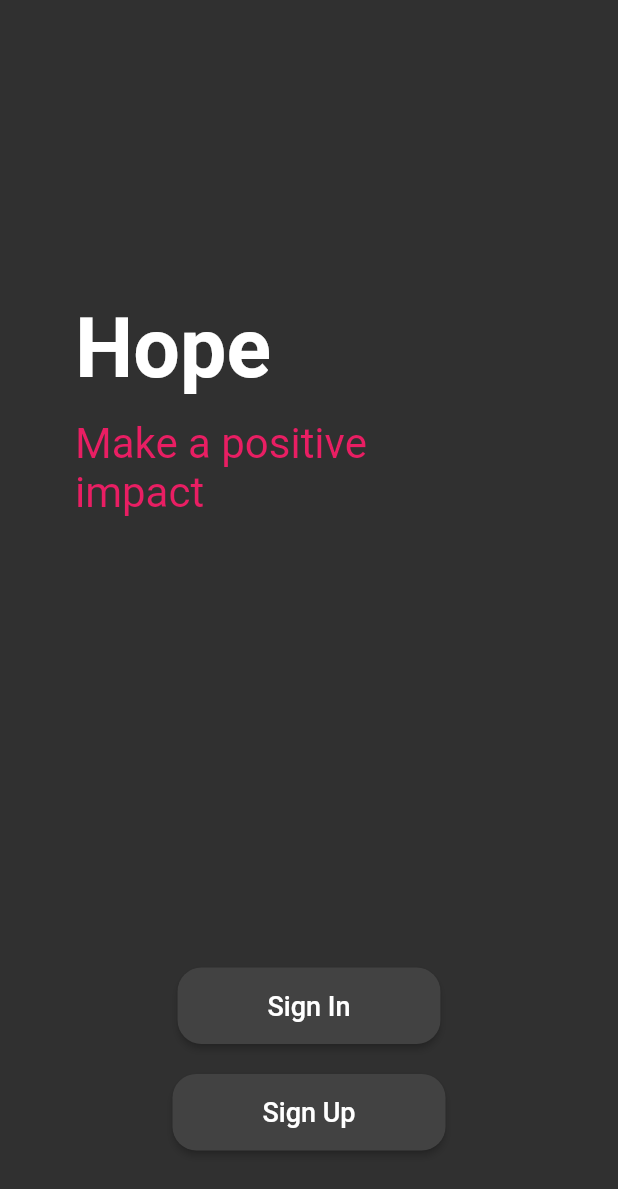
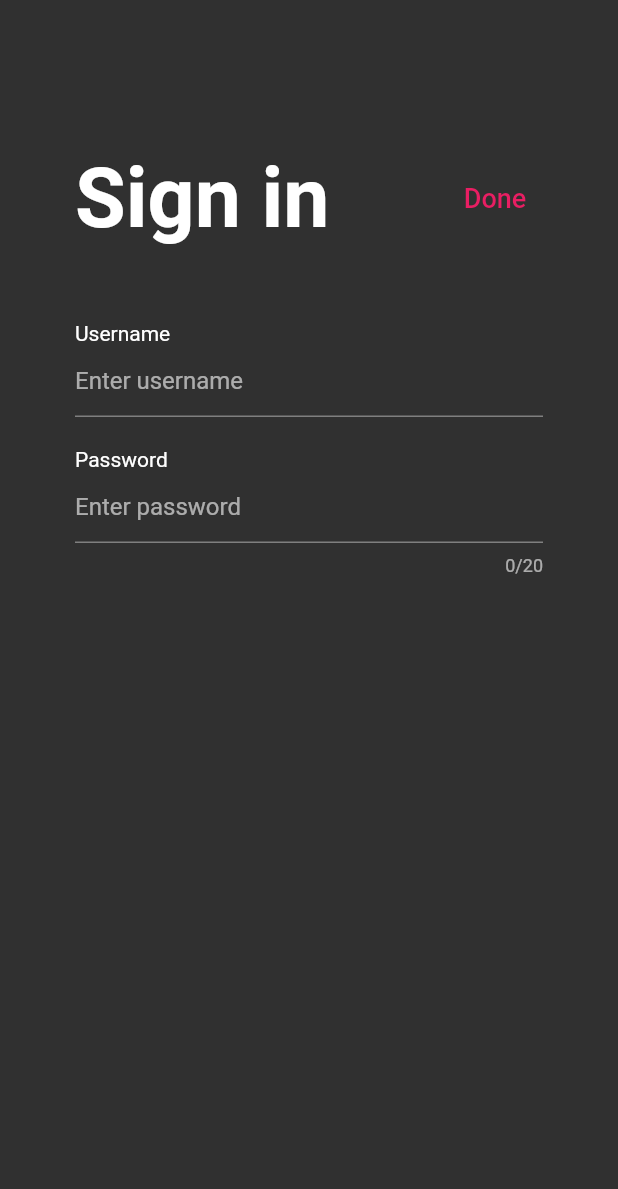
Before and after one commit to kamilgeagea/hope-uoft-hacks-2022, a Flutter app: the screen it shows after launch, after a tap on "Sign In", on a phone screen of 412 x 824 dp. Shown: the top 1189 px of the screen. Run offline on Flutter 3.47's test engine with Material 2 defaults, Android fonts, the phone set to English and light mode, and no system bars.

Commit message:
Connected launch screen to sign in screen Mostsly skeleton stuff still as no backend connection

```diff
--- a/client/lib/main.dart
+++ b/client/lib/main.dart
@@ -15,13 +15,11 @@ class MyApp extends StatelessWidget {
     return MaterialApp(
       home: Launch(),
       debugShowCheckedModeBanner: false,
-      title: 'Sign Up',
+      title: 'Launch',
       theme: ThemeData.dark(),
     );
   }
-
 }
-
 
 class MyHomePage extends StatefulWidget {
   const MyHomePage({Key? key, required this.title}) : super(key: key);
--- a/client/lib/pages/auth/sign_in.dart
+++ b/client/lib/pages/auth/sign_in.dart
@@ -0,0 +1,96 @@
+import 'package:flutter/material.dart';
+
+class SignIn extends StatefulWidget {
+  const SignIn({Key? key}) : super(key: key);
+
+  @override
+  _SignInState createState() => _SignInState();
+}
+
+class _SignInState extends State<SignIn> {
+  final _formkey = GlobalKey<FormState>();
+  String username = "";
+  String password = "";
+
+  @override
+  Widget build(BuildContext context) {
+    return Scaffold(
+      body: Container(
+        child: Padding(
+          padding: EdgeInsets.fromLTRB(50, 100, 50, 50),
+          child: Column(
+            crossAxisAlignment: CrossAxisAlignment.start,
+            children: [
+              Row(
+                mainAxisAlignment: MainAxisAlignment.spaceBetween,
+                children: [
+                  Text(
+                    "Sign in",
+                    style: TextStyle(
+                      fontSize: 55,
+                      fontWeight: FontWeight.w600,
+                    ),
+                  ),
+                  Align(
+                    alignment: Alignment.centerRight,
+                    child: TextButton(
+                      onPressed: () async {
+                        if (_formkey.currentState?.validate() ?? false) {
+                          //_authService.signIn(email, password);
+                        }
+                      },
+                      child: Text("Done",
+                          style: TextStyle(color: Colors.pink, fontSize: 18)),
+                    ),
+                  )
+                ],
+              ),
+              SizedBox(
+                height: 50,
+              ),
+              Form(
+                key: _formkey,
+                child: Column(
+                  children: [
+                    Align(
+                      alignment: Alignment.centerLeft,
+                      child: Text("Username"),
+                    ),
+                    TextFormField(
+                      decoration: InputDecoration(hintText: "Enter username"),
+                      validator: (value) => ((value?.isEmpty ?? true) ||
+                              !(value ?? '').contains(new RegExp(r'[@]'))
+                          ? 'Please enter your username'
+                          : null),
+                      onChanged: (val) => setState(() {
+                        username = val;
+                      }),
+                    ),
+                    SizedBox(
+                      height: 20,
+                    ),
+                    Align(
+                      alignment: Alignment.centerLeft,
+                      child: Text("Password"),
+                    ),
+                    TextFormField(
+                      decoration: InputDecoration(hintText: "Enter password"),
+                      validator: (value) => ((value?.isEmpty ?? true)
+                          ? 'Please enter your password'
+                          : null),
+                      obscureText: true,
+                      maxLength: 20,
+                      onChanged: (val) => setState(() {
+                        password = val;
+                      }),
+                    ),
+                  ],
+                ),
+              ),
+            ],
+          ),
+        ),
+      ),
+    );
+  }
+}
--- a/client/lib/pages/launch.dart
+++ b/client/lib/pages/launch.dart
@@ -1,3 +1,4 @@
+import 'package:client/pages/auth/sign_in.dart';
 import 'package:flutter/material.dart';
 
 class Launch extends StatefulWidget {
@@ -8,14 +9,6 @@ class Launch extends StatefulWidget {
 }
 
 class _LaunchState extends State<Launch> {
-  int _currentIndex = 0;
-
-  void onTabPressed(int index) {
-    setState(() {
-      _currentIndex = index;
-    });
-  }
-
   @override
   Widget build(BuildContext context) {
     return Scaffold(
@@ -50,7 +43,10 @@ class _LaunchState extends State<Launch> {
                 child: Column(
                   children: [
                     ElevatedButton(
-                      onPressed: () {},
+                      onPressed: () {
+                        Navigator.push(context,
+                            MaterialPageRoute(builder: (context) => SignIn()));
+                      },
                       child: Text(
                         "Sign In",
                         style: TextStyle(fontSize: 18),
```
